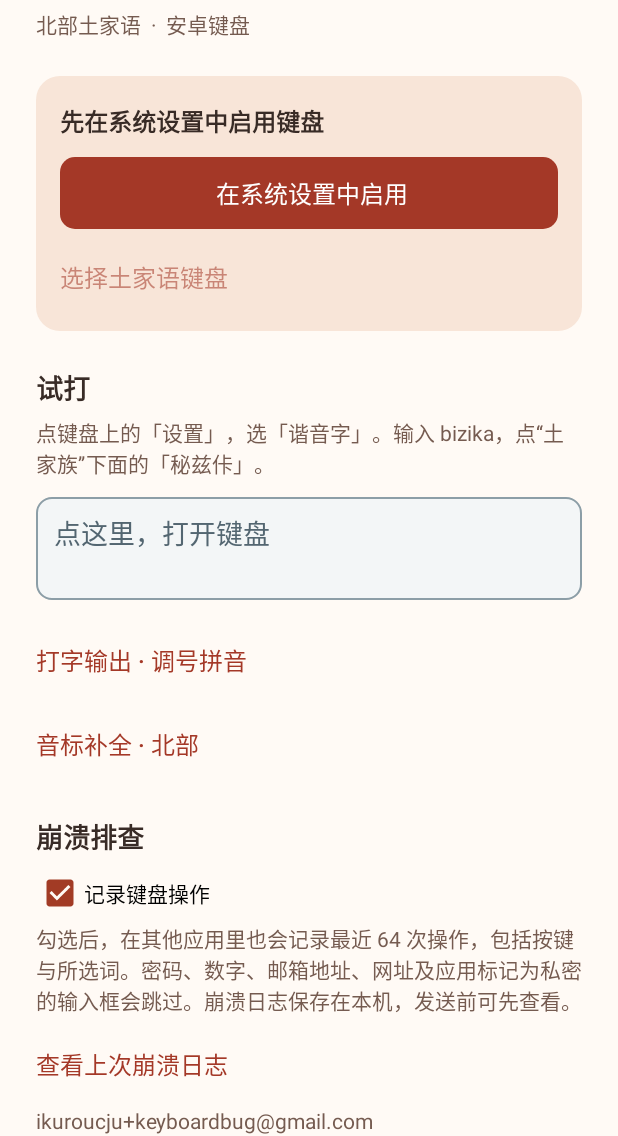
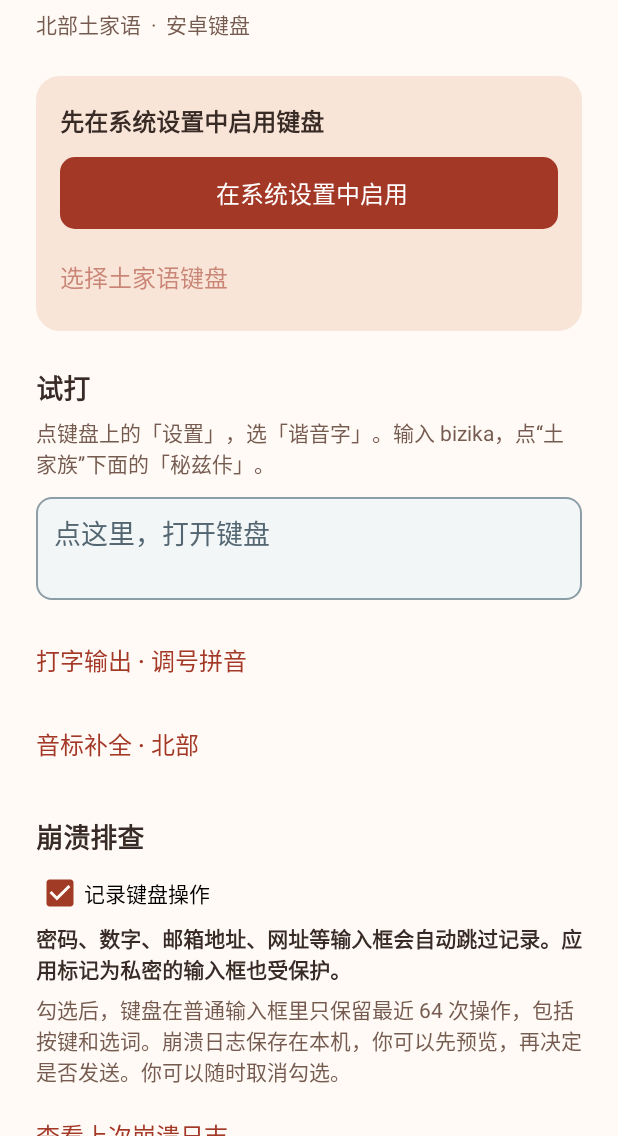
Before and after one commit to luggroo/bizic-keyboard, an Android app: the screen it shows after launch (SetupActivity), on a phone screen of 412 x 824 dp, the part 100-1236 px from its top. Run offline under Robolectric (Android 15) with nearby library versions, the phone set to English and light mode, and no system bars.

Commit message:
加粗崩溃排查的私密输入说明

```diff
--- a/app/src/main/java/biz/tujia/ime/SetupActivity.java
+++ b/app/src/main/java/biz/tujia/ime/SetupActivity.java
@@ -129,9 +129,11 @@ public final class SetupActivity extends Activity {
             CrashReports.setRecording(checked);
         });
         addSpaced(diagnostics, record, 8);
-        addSpaced(diagnostics, label("勾选后，在其他应用里也会记录最近 " + CrashReports.EVENT_LIMIT
-                + " 次操作，包括按键与所选词。密码、数字、邮箱地址、网址及应用标记为私密的输入框会跳过。"
-                + "崩溃日志保存在本机，发送前可先查看。", 14, MUTED, false), 4);
+        addSpaced(diagnostics, label("密码、数字、邮箱地址、网址等输入框会自动跳过记录。"
+                + "应用标记为私密的输入框也受保护。", 14, INK, true), 4);
+        addSpaced(diagnostics, label("勾选后，键盘在普通输入框里只保留最近 " + CrashReports.EVENT_LIMIT
+                + " 次操作，包括按键和选词。崩溃日志保存在本机，你可以先预览，再决定是否发送。"
+                + "你可以随时取消勾选。", 14, MUTED, false), 6);
         addSpaced(diagnostics, action("查看上次崩溃日志", false, v -> showCrash()), 8);
         TextView contact = label(BUG_EMAIL, 14, MUTED, false);
         contact.setTextIsSelectable(true);
```
